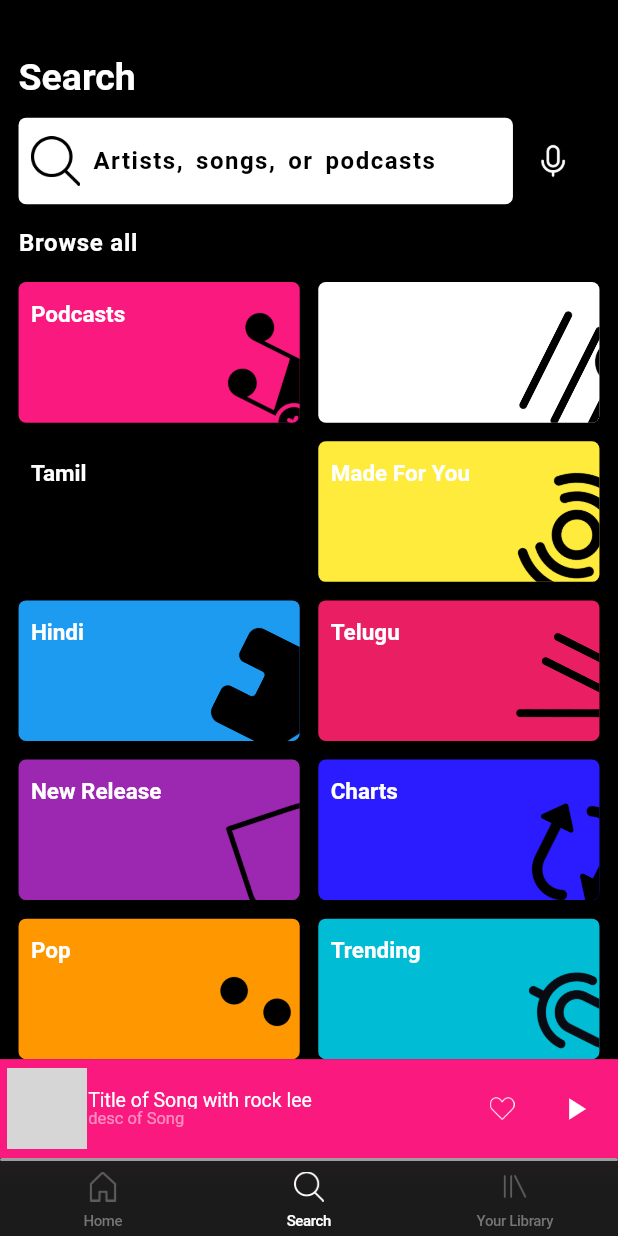
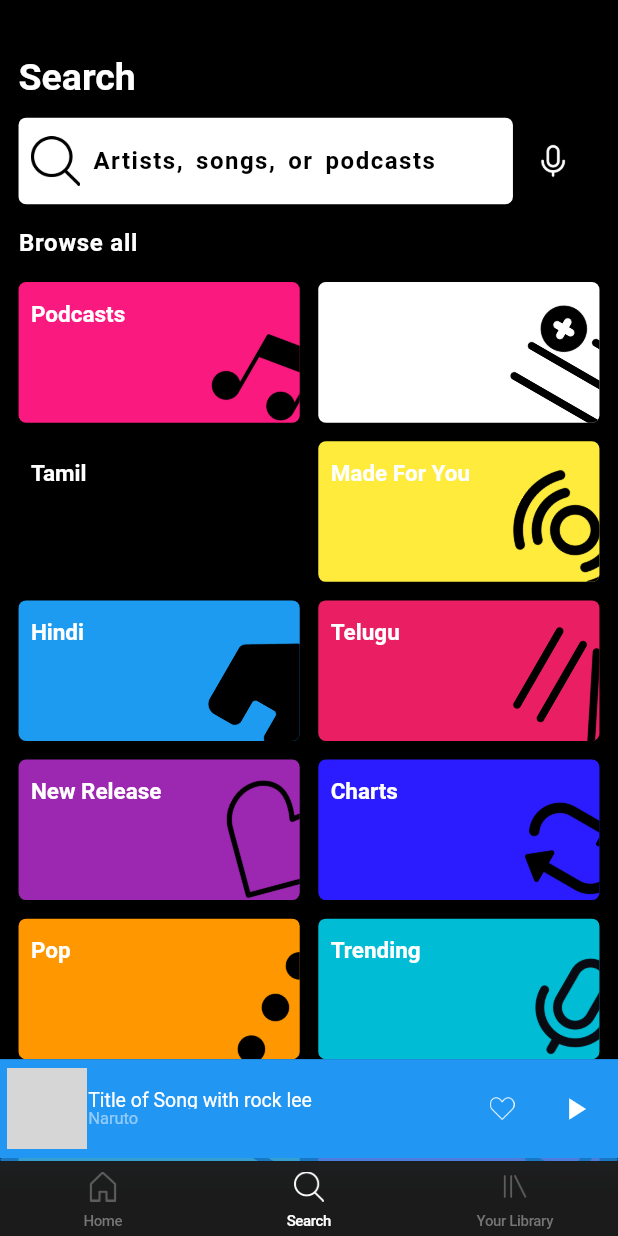
Before and after one commit to SelvaKumar-Ajay/Spotify_Clone, a Flutter app: the screen it shows after launch, item 2 of the bottom bar chosen, on a phone screen of 412 x 824 dp. Run offline on Flutter 3.47's test engine with Material 2 defaults, Android fonts, the phone set to English and light mode, and no system bars; our stand-ins replace assets_audio_player, marquee; network calls fail; grey boxes are pictures that could not be loaded.

Commit message:
Streaming box slider position,Search tab card image positioned and Streamer box added in Home Screen

```diff
--- a/lib/reusable_widgets/search/reusable_widgets.dart
+++ b/lib/reusable_widgets/search/reusable_widgets.dart
@@ -44,8 +44,8 @@ Container cards({
           alignment: Alignment.bottomRight,
           child: Transform.rotate(
             // alignment: Alignment.center,
-            angle: 90,
-            origin: const Offset(10, 13),
+            angle: 30 * 0.0174533,
+            origin: const Offset(0, 50),
             child: Container(
               clipBehavior: Clip.antiAlias,
               decoration:
--- a/lib/reusable_widgets/streamer_box.dart
+++ b/lib/reusable_widgets/streamer_box.dart
@@ -6,9 +6,18 @@ import '../constants/constants.dart';
 
 class StreamerBox extends StatefulWidget {
   final String title;
+  final String artist;
+  final String image;
+  final Color boxColor;
+  final String audioPath;
+
   const StreamerBox({
     Key? key,
     required this.title,
+    required this.artist,
+    required this.image,
+    required this.boxColor,
+    required this.audioPath,
   }) : super(key: key);
 
   @override
@@ -22,10 +31,6 @@ class _StreamerBoxState extends State<StreamerBox> {
   double _sliderValue = 0.0;
   AssetsAudioPlayer _audioPlayer = AssetsAudioPlayer();
 
-  final audioPath1 = "lib/musics/Vaseegara.mp3";
-  final audioPath2 = "lib/musics/PathuThala.mp3";
-  final audioPath3 = "lib/musics/Arabu-Naade.mp3";
-
   // AudioPlayer player = AudioPlayer();
   // Duration _duration = Duration(seconds: 90);
 
@@ -33,16 +38,25 @@ class _StreamerBoxState extends State<StreamerBox> {
   void initState() {
     super.initState();
     _audioPlayer = AssetsAudioPlayer();
+
+    _audioPlayer.currentPosition.listen((event) {
+      setState(() {
+        _sliderValue = event.inSeconds.toDouble();
+      });
+      // debugPrint('cp $_sliderValue');
+    });
     _audioPlayer.current.listen((value) {
       setState(() {
-        _sliderValue = value!.audio.duration.inSeconds.toDouble();
-        _duration = value.audio.duration;
+        // _sliderValue = value!.audio.duration.inSeconds.toDouble();
+        // debugPrint('$_sliderValue');
+        _duration = value!.audio.duration;
+        // debugPrint('$_duration');
       });
     });
   }
 
   void openAudio() {
-    _audioPlayer.open(Audio(audioPath1));
+    _audioPlayer.open(Audio(widget.audioPath));
   }
 
   void togglePlayer() {
@@ -67,9 +81,9 @@ class _StreamerBoxState extends State<StreamerBox> {
   }
 
   void _onSliderChanged(double value) {
+    _audioPlayer.seek(Duration(seconds: value.toInt()));
     setState(() {
       _sliderValue = value;
-      _audioPlayer.seek(Duration(seconds: value.toInt()));
     });
   }
 
@@ -89,7 +103,7 @@ class _StreamerBoxState extends State<StreamerBox> {
     return Column(children: [
       //Streamer box
       Container(
-        color: redColor,
+        color: widget.boxColor,
         height: StreamerBoxSizes(height: height, width: width).container,
         child: Padding(
           padding: EdgeInsets.all(
@@ -103,7 +117,7 @@ class _StreamerBoxState extends State<StreamerBox> {
                   borderRadius: BorderRadius.circular(8.0),
                 ),
                 child: Image.network(
-                  "https://images.unsplash.com/photo-1548142813-c348350df52b?ixlib=rb-4.0.3&ixid=MnwxMjA3fDB8MHxzZWFyY2h8MTR8fHNtaWxlfGVufDB8fDB8fA%3D%3D&auto=format&fit=crop&w=500&q=60",
+                  widget.image,
                   height: StreamerBoxSizes(height: height, width: width).imgHW,
                   width: StreamerBoxSizes(height: height, width: width).imgHW,
                   fit: BoxFit.cover,
@@ -148,7 +162,7 @@ class _StreamerBoxState extends State<StreamerBox> {
                             ),
                     ),
                     Text(
-                      "desc of Song",
+                      widget.artist,
                       style: TextStyle(
                         color: whiteColor.withOpacity(0.5),
                         fontSize: 11.0,
@@ -193,7 +207,7 @@ class _StreamerBoxState extends State<StreamerBox> {
               ),
               child: Slider(
                   activeColor: whiteColor,
-                  inactiveColor: greyColor,
+                  inactiveColor: widget.boxColor.withOpacity(0.8),
                   min: 0,
                   max: _duration.inSeconds.toDouble(),
                   value: _sliderValue,
--- a/lib/view/home_screen.dart
+++ b/lib/view/home_screen.dart
@@ -3,6 +3,7 @@ import 'package:spotify/constants/constants.dart';
 import 'package:spotify/data/data.dart';
 import 'package:spotify/functions/functions.dart';
 import 'package:spotify/reusable_widgets/home/reusable_widgets.dart';
+import 'package:spotify/reusable_widgets/streamer_box.dart';
 
 class HomeScreen extends StatefulWidget {
   const HomeScreen({super.key});
@@ -19,7 +20,8 @@ class _HomeScreenState extends State<HomeScreen> {
     List<TopMixDataTemplate> yourtopMixDataList =
         TopMixData().yourTopMixesData();
 
-    return SingleChildScrollView(
+    return Stack(children: [
+      SingleChildScrollView(
         child: Padding(
           padding:
               EdgeInsets.fromLTRB(width * 0.01, width * 0.01, 0, width * 0.01),
@@ -84,16 +86,23 @@ class _HomeScreenState extends State<HomeScreen> {
                   height: height,
                   yourtopMixDataList: yourtopMixDataList),
               sizedBox(30, 0),
-            // Positioned(
-            //     bottom: 20,
-            //     child: Container(
-            //       height: 40,
-            //       width: double.infinity,
-            //       color: blueColor,
-            //     ))
             ],
           ),
         ),
-    );
+      ),
+      const Positioned(
+        bottom: 0,
+        right: 0,
+        left: 0,
+        child: StreamerBox(
+          title: "Title of Song with rock lee",
+          artist: 'Naruto',
+          audioPath: 'lib/musics/Arabu-Naade.mp3',
+          image:
+              "https://images.unsplash.com/photo-1548142813-c348350df52b?ixlib=rb-4.0.3&ixid=MnwxMjA3fDB8MHxzZWFyY2h8MTR8fHNtaWxlfGVufDB8fDB8fA%3D%3D&auto=format&fit=crop&w=500&q=60",
+          boxColor: Colors.blue,
+        ),
+      ),
+    ]);
   }
 }
--- a/lib/view/search.dart
+++ b/lib/view/search.dart
@@ -26,6 +26,9 @@ class SearchScreen extends StatefulWidget {
 
 class _SearchScreenState extends State<SearchScreen> {
   List<SearchTabCards> searchTabData = SearchTabDataCards().serachTabData;
+  final audioPath1 = "lib/musics/Vaseegara.mp3";
+  final audioPath2 = "lib/musics/PathuThala.mp3";
+  final audioPath3 = "lib/musics/Arabu-Naade.mp3";
 
   @override
   Widget build(BuildContext context) {
@@ -145,13 +148,19 @@ class _SearchScreenState extends State<SearchScreen> {
           ],
         ),
       ),
-      const Positioned(
-          bottom: 0,
-          right: 0,
-          left: 0,
-          child: StreamerBox(
-            title: "Title of Song with rock lee",
-          ))
+      Positioned(
+        bottom: 0,
+        right: 0,
+        left: 0,
+        child: StreamerBox(
+          title: "Title of Song with rock lee",
+          artist: 'Naruto',
+          audioPath: audioPath1,
+          image:
+              "https://images.unsplash.com/photo-1548142813-c348350df52b?ixlib=rb-4.0.3&ixid=MnwxMjA3fDB8MHxzZWFyY2h8MTR8fHNtaWxlfGVufDB8fDB8fA%3D%3D&auto=format&fit=crop&w=500&q=60",
+          boxColor: Colors.blue,
+        ),
+      ),
     ]);
   }
 }
```
Lines whose indentation alone changed are shown as unchanged.
